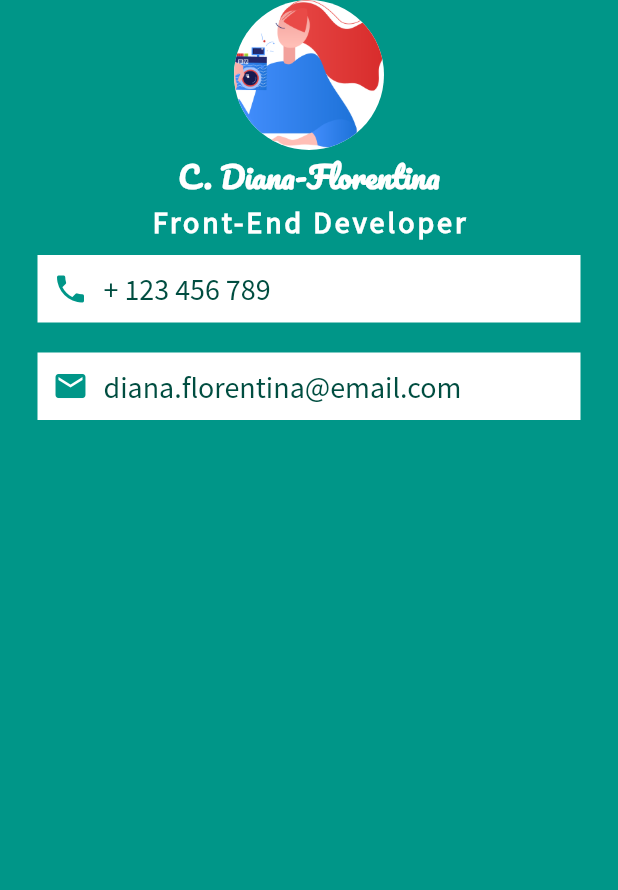
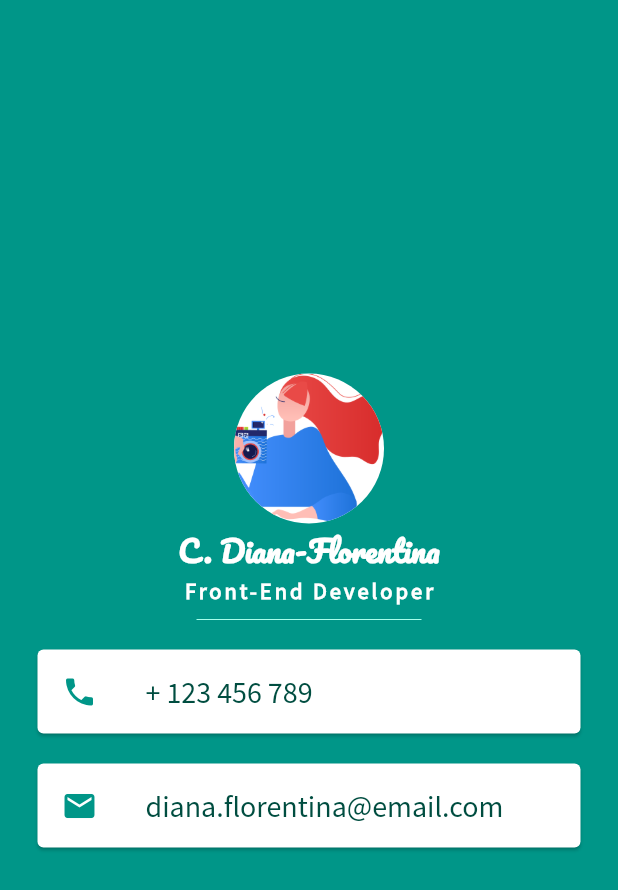
Before and after one commit to deelerium08/mi_card_flutter, a Flutter app: the screen it shows after launch, on a phone screen of 412 x 824 dp. Shown: the top 890 px of the screen. Run offline on Flutter 3.47's test engine with Material 2 defaults, Android fonts, the phone set to English and light mode, and no system bars.

Commit message:
47-flutter-card-&-ListTile-widgets

```diff
--- a/lib/main.dart
+++ b/lib/main.dart
@@ -15,6 +15,7 @@ class MyApp extends StatelessWidget {
         backgroundColor: Colors.teal,
         body: SafeArea(
           child: Column(
+            mainAxisAlignment: MainAxisAlignment.center,
             children: <Widget>[
               CircleAvatar(
                 radius: 50.0,
@@ -34,28 +35,29 @@ class MyApp extends StatelessWidget {
                 'Front-End Developer',
                 style: TextStyle(
                     fontFamily: 'SourceSansPro',
-                    fontSize: 20.0,
+                    fontSize: 15.0,
                     color: Colors.white,
                     fontWeight: FontWeight.bold,
                     letterSpacing: 2.0),
               ),
-              Container(
-                padding: EdgeInsets.all(10.0),
+              SizedBox(
+                width: 150.0,
+                height: 20.0,
+                child: Divider(
+                  color: Colors.tealAccent[100],
+                ),
+              ),
+              Card(
                 margin: EdgeInsets.symmetric(
                   vertical: 10.0,
                   horizontal: 25.0,
                 ),
-                color: Colors.white,
-                child: Row(
-                  children: <Widget>[
-                    Icon(
+                child: ListTile(
+                  leading: Icon(
                     Icons.phone,
                     color: Colors.teal,
                   ),
-                    SizedBox(
-                      width: 10.0,
-                    ),
-                    Text(
+                  title: Text(
                     '+ 123 456 789',
                     style: TextStyle(
                       fontFamily: 'SourceSansPro',
@@ -63,33 +65,25 @@ class MyApp extends StatelessWidget {
                       color: Colors.teal[900],
                     ),
                   ),
-                  ],
                 ),
               ),
-              Container(
-                color: Colors.white,
+              Card(
                 margin: EdgeInsets.symmetric(
                   vertical: 10.0,
                   horizontal: 25.0,
                 ),
-                padding: EdgeInsets.all(10.0),
-                child: Row(
-                  children: <Widget>[
-                    Icon(
+                child: ListTile(
+                  leading: Icon(
                     Icons.mail,
                     color: Colors.teal,
                   ),
-                    SizedBox(
-                      width: 10.0,
-                    ),
-                    Text(
+                  title: Text(
                     'diana.florentina@email.com',
                     style: TextStyle(
                         color: Colors.teal[900],
                         fontFamily: 'SourceSansPro',
                         fontSize: 20.0),
-                    )
-                  ],
+                  ),
                 ),
               )
             ],
```
Lines whose indentation alone changed are shown as unchanged.
